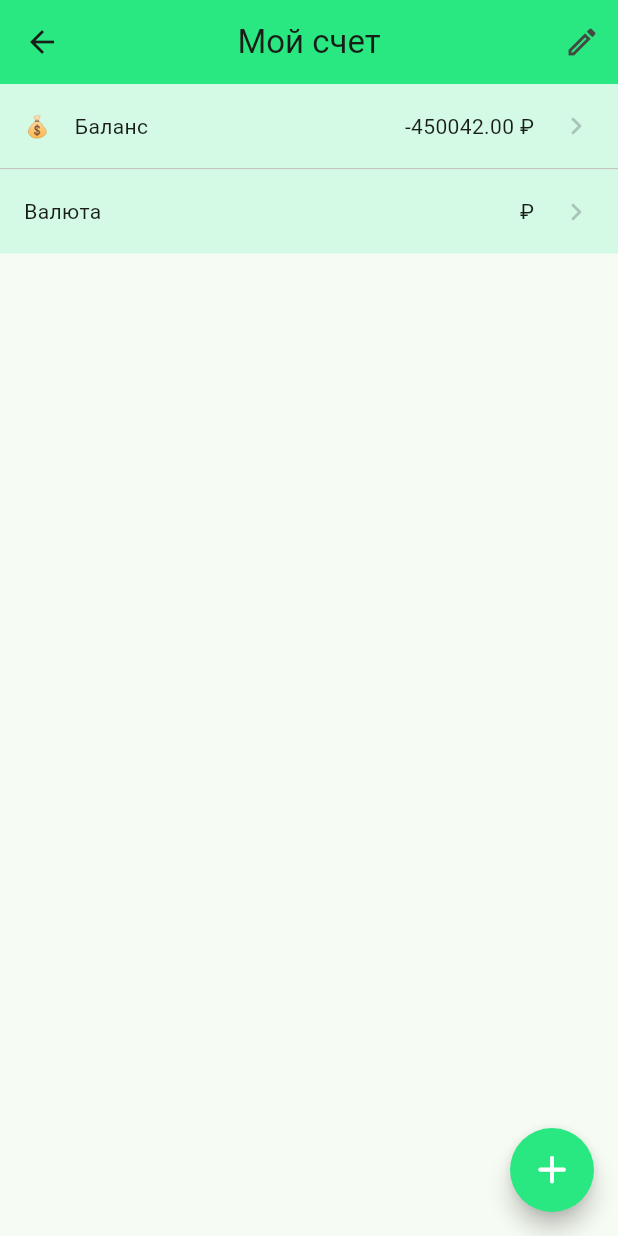
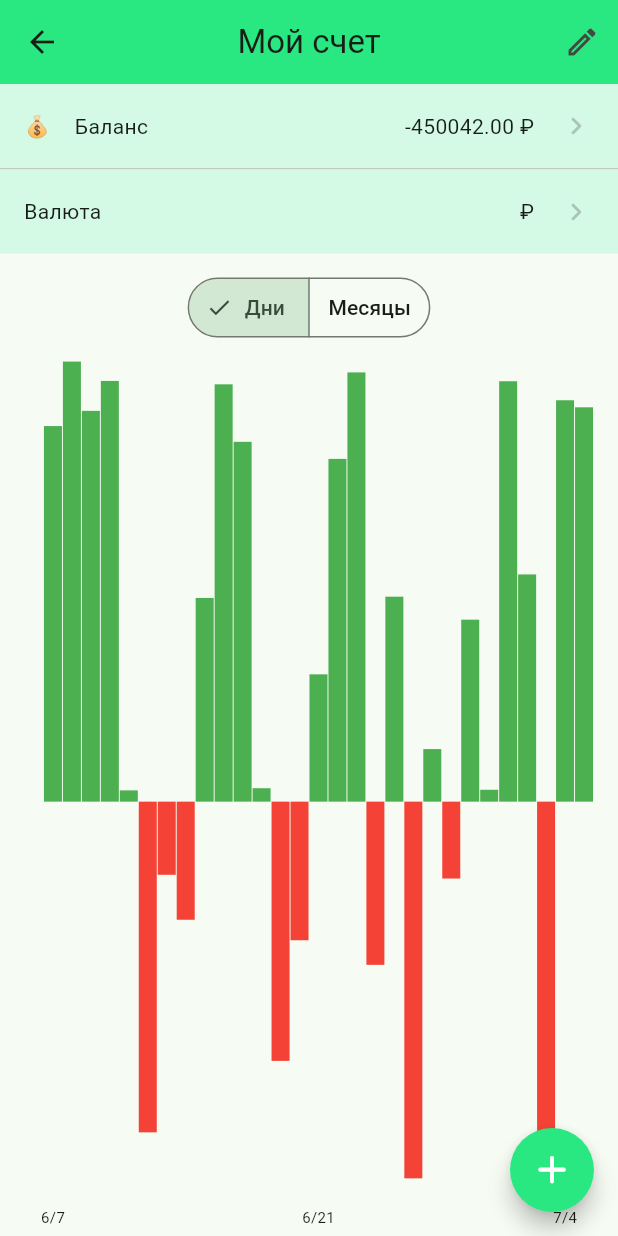
Before and after one commit to ChabanovX/finance_tracker, a Flutter app: the BalancePage screen opened directly, on a phone screen of 412 x 824 dp. Run offline on Flutter 3.47's test engine with Material 3 defaults, Android fonts, the phone set to English and light mode, and no system bars; drawn by our look-alikes of fl_chart; our stand-ins replace flutter_riverpod, flutter_svg, freezed_annotation, objectbox, sensors_plus; missing offline and left inert: fuzzywuzzy, shake; generated files the repository leaves out were written again.

Commit message:
upd: implemented chart

```diff
--- a/lib/presentation/pages/balance_page/balance_page.dart
+++ b/lib/presentation/pages/balance_page/balance_page.dart
@@ -1,10 +1,16 @@
 import 'dart:async';
 import 'dart:io';
+import 'dart:math';
 
+import 'package:fl_chart/fl_chart.dart';
+import 'package:flutter/cupertino.dart';
 import 'package:flutter/material.dart';
 import 'package:flutter_riverpod/flutter_riverpod.dart';
+import 'package:intl/intl.dart';
 import 'package:sensors_plus/sensors_plus.dart';
 import 'package:shake/shake.dart';
+import 'package:yndx_homework/domain/models/transaction.dart';
+import 'package:yndx_homework/presentation/providers.dart';
 
 import 'package:yndx_homework/presentation/shared/default_app_bar.dart';
 import 'package:yndx_homework/presentation/shared/default_header_list_tile.dart';
@@ -31,9 +37,15 @@ class BalancePage extends ConsumerWidget {
           ),
         ],
       ),
-      body: _BalanceHeader(
-        key: Key('balance_header'),
-        onEdit: () => _showBalanceEditor(context: context, ctrl: ctrl),
+      body: Column(
+        children: [
+          _BalanceHeader(
+            key: Key('balance_header'),
+            onEdit: () => _showBalanceEditor(context: context, ctrl: ctrl),
+          ),
+          const _ChartModeSwitch(),
+          const Expanded(child: _BalanceChart()),
+        ],
       ),
       floatingActionButton: FloatingActionButton(
         child: Icon(
--- a/lib/presentation/pages/balance_page/balance_widgets.dart
+++ b/lib/presentation/pages/balance_page/balance_widgets.dart
@@ -1,4 +1,7 @@
 part of 'balance_page.dart';
+
+/// Display mode in chart.
+enum _ChartMode { day, month }
 
 /// Currently it is dummy widget. Updates only local state.
 class _BalanceHeader extends ConsumerWidget {
@@ -82,10 +85,7 @@ class _BalanceHeader extends ConsumerWidget {
 }
 
 class _AnimatedSpoiler extends StatelessWidget {
-  const _AnimatedSpoiler({
-    required this.revealed,
-    required this.child,
-  });
+  const _AnimatedSpoiler({required this.revealed, required this.child});
 
   final bool revealed;
   final Widget child;
@@ -108,3 +108,132 @@ class _AnimatedSpoiler extends StatelessWidget {
     );
   }
 }
+
+class _ChartModeSwitch extends ConsumerWidget {
+  const _ChartModeSwitch({super.key});
+
+  @override
+  Widget build(BuildContext context, WidgetRef ref) {
+    final mode = ref.watch(_chartModeProvider);
+
+    return Padding(
+      padding: const EdgeInsets.symmetric(vertical: 12),
+      child: SegmentedButton<_ChartMode>(
+        segments: const <ButtonSegment<_ChartMode>>[
+          ButtonSegment<_ChartMode>(value: _ChartMode.day, label: Text('Дни')),
+          ButtonSegment<_ChartMode>(
+            value: _ChartMode.month,
+            label: Text('Месяцы'),
+          ),
+        ],
+        selected: <_ChartMode>{mode},
+        onSelectionChanged: (newSelection) {
+          ref.read(_chartModeProvider.notifier).state = newSelection.first;
+        },
+      ),
+    );
+  }
+}
+
+class _BalanceChart extends ConsumerWidget {
+  const _BalanceChart();
+
+  @override
+  Widget build(BuildContext context, WidgetRef ref) {
+    final mode = ref.watch(_chartModeProvider);
+    final ctrl = ref.watch(_balanceProvider);
+    final data =
+        mode == _ChartMode.day
+            ? ref.watch(_dailyHistoryProvider)
+            : ref.watch(_monthlyHistoryProvider);
+
+    final maxY =
+        data.map((e) => e.amount).fold<double>(0, (p, e) => max(p, e)) + 10;
+    final minY =
+        data.map((e) => e.amount).fold<double>(0, (p, e) => min(p, e)) - 10;
+
+    return Padding(
+      padding: const EdgeInsets.symmetric(horizontal: 16.0),
+      child: BarChart(
+        BarChartData(
+          minY: minY < 0 ? minY : 0,
+          maxY: maxY > 0 ? maxY : 0,
+          barTouchData: BarTouchData(
+            enabled: true,
+            touchTooltipData: BarTouchTooltipData(
+              getTooltipColor: (BarChartGroupData group) => Colors.black54,
+              getTooltipItem: (group, idx, rod, __) {
+                final entry = data[group.x.toInt()];
+                return BarTooltipItem(
+                  '${entry.amount.toStringAsFixed(2)} ${ctrl.currency}',
+                  const TextStyle(color: Colors.white),
+                );
+              },
+            ),
+          ),
+          borderData: FlBorderData(show: false),
+          gridData: FlGridData(show: false),
+          titlesData: FlTitlesData(
+            rightTitles: const AxisTitles(
+              sideTitles: SideTitles(showTitles: false),
+            ),
+            topTitles: const AxisTitles(
+              sideTitles: SideTitles(showTitles: false),
+            ),
+            leftTitles: const AxisTitles(
+              sideTitles: SideTitles(showTitles: false),
+            ),
+            bottomTitles: AxisTitles(
+              sideTitles: SideTitles(
+                showTitles: true,
+                reservedSize: 24,
+                interval: 1, // keep axis math happyF
+                getTitlesWidget: (value, meta) {
+                  final i = value.toInt();
+                  final len = data.length;
+
+                  final idxSecond = len > 1 ? 1 : 0;
+                  final idxMiddle = len > 2 ? len ~/ 2 : 0;
+                  final idxPenultimate = len > 2 ? len - 2 : len - 1;
+
+                  if (i != idxSecond && i != idxMiddle && i != idxPenultimate) {
+                    return const SizedBox.shrink(); // skip all others
+                  }
+
+                  final date = data[i].date;
+                  final fmt =
+                      mode == _ChartMode.day
+                          ? DateFormat.Md() // e.g. 5/7
+                          : DateFormat('MMM'); // e.g. Jul
+
+                  return Padding(
+                    padding: const EdgeInsets.only(top: 4),
+                    child: Text(
+                      fmt.format(date),
+                      style: const TextStyle(fontSize: 10),
+                    ),
+                  );
+                },
+              ),
+            ),
+          ),
+          barGroups: List.generate(data.length, (i) {
+            final entry = data[i];
+            return BarChartGroupData(
+              x: i,
+              barRods: [
+                BarChartRodData(
+                  toY: entry.amount,
+                  width: 12,
+                  color: entry.amount >= 0 ? Colors.green : Colors.red,
+                  borderRadius: BorderRadius.zero,
+                ),
+              ],
+            );
+          }),
+        ),
+        swapAnimationDuration: const Duration(milliseconds: 300),
+      ),
+    );
+  }
+}
--- a/pubspec.yaml
+++ b/pubspec.yaml
@@ -9,6 +9,7 @@ environment:
 dependencies:
   animated_pie_chart:
     path: packages/animated_pie_chart
+  fl_chart: ^1.0.0
   flutter:
     sdk: flutter
   flutter_riverpod: ^2.6.1
```
Also changed, not shown: lib/data/datasources/mock_data.dart (+30 -0 lines), lib/presentation/pages/balance_page/balance_controller.dart (+53 -0 lines), pubspec.lock.
